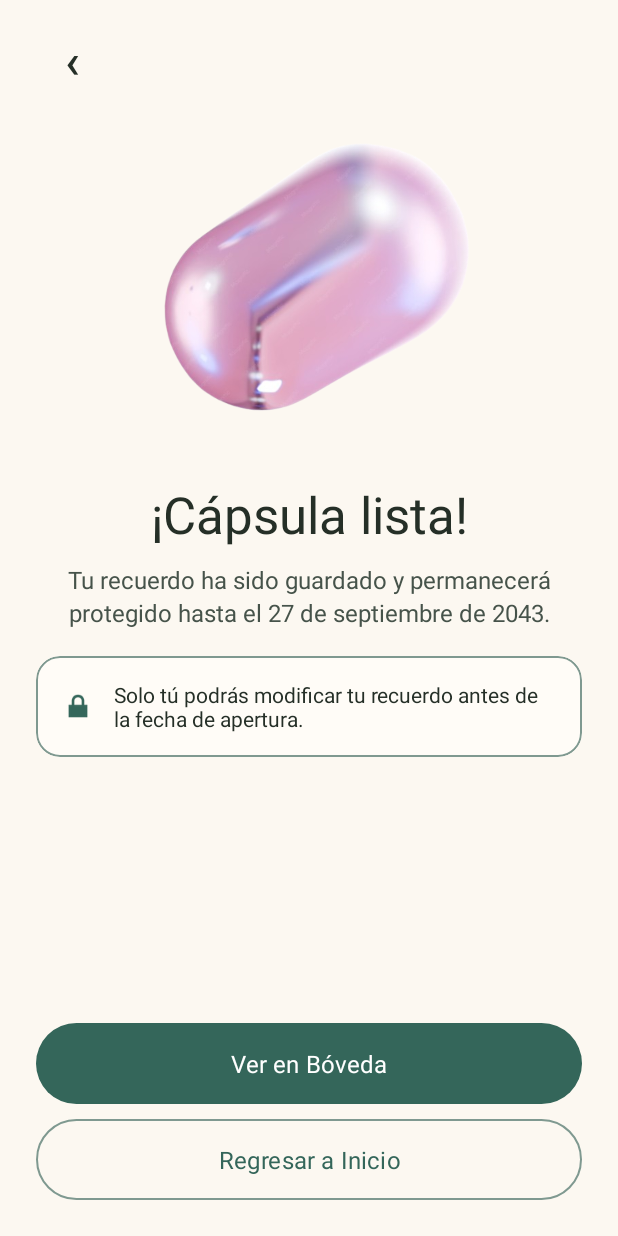
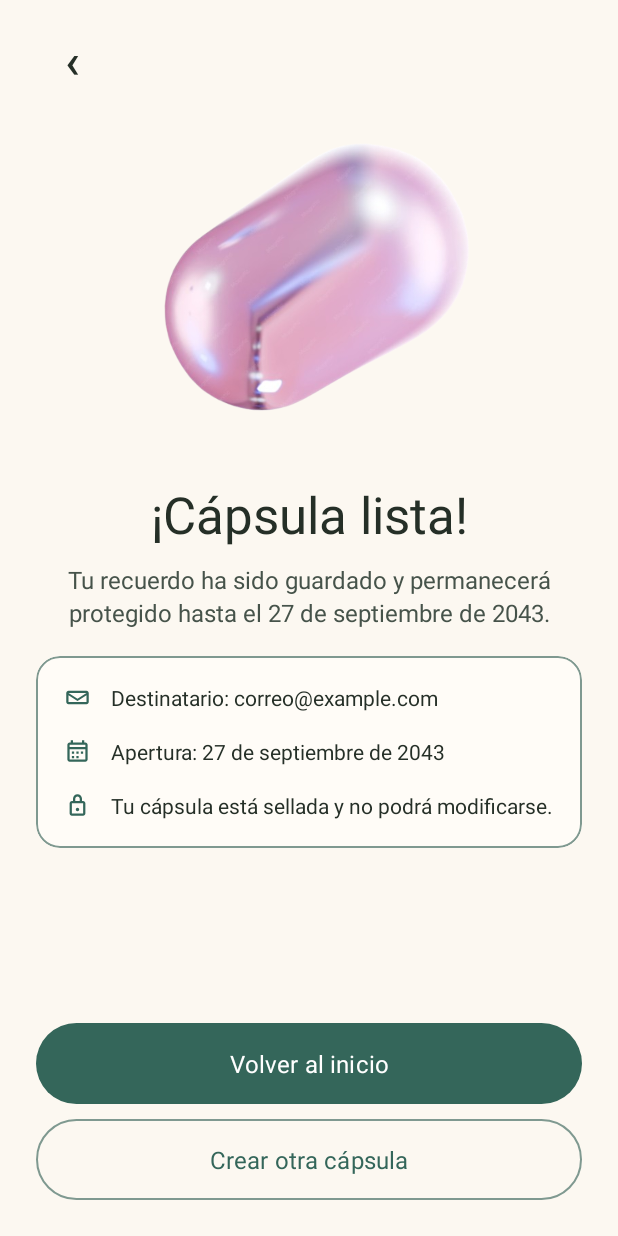
Before and after one commit to Ranphe/Capsly, an Android app: the layout screen_capsule_created.xml on its own in the app's theme, with its tools: preview values and no code run, on a phone screen of 412 x 824 dp. Run offline under Robolectric (Android 15) with nearby library versions, the phone set to English and light mode, and no system bars; Roboto replaces fonts that are not available here.

Commit message:
Add capsule creation confirmation screen and custom icons

```diff
--- a/app/src/main/java/com/ranphe/capsly/MainActivity.java
+++ b/app/src/main/java/com/ranphe/capsly/MainActivity.java
@@ -29,11 +29,16 @@ import com.ranphe.capsly.ui.access.AccessAdapter;
 import com.ranphe.capsly.ui.create.CreateMemoryScreen;
 import com.ranphe.capsly.ui.home.HomeScreen;
 import com.ranphe.capsly.ui.welcome.WelcomeScreen;
+import android.widget.TextView;
+import java.text.SimpleDateFormat;
+import java.util.Date;
+import java.util.Locale;
 
 public class MainActivity extends AppCompatActivity {
     public static final String EXTRA_OPEN_VAULT = "com.ranphe.capsly.extra.OPEN_VAULT";
     private boolean isOnAccessScreen = false;
     private boolean isOnCreateMemoryScreen = false;
+    private boolean isOnCapsuleCreatedScreen = false;
     private final UserSession userSession = new UserSession();
     private PhotoController photoController;
     private VideoController videoController;
@@ -89,7 +94,9 @@ public class MainActivity extends AppCompatActivity {
         getOnBackPressedDispatcher().addCallback(this, new OnBackPressedCallback(true) {
             @Override
             public void handleOnBackPressed() {
-                if (isOnCreateMemoryScreen) {
+                if (isOnCapsuleCreatedScreen) {
+                    showHome(userSession.getName());
+                } else if (isOnCreateMemoryScreen) {
                     showHome(userSession.getName());
                 } else if (isOnAccessScreen) {
                     showWelcome();
@@ -145,6 +152,7 @@ public class MainActivity extends AppCompatActivity {
         createMemoryScreen = null;
         isOnCreateMemoryScreen = false;
         isOnAccessScreen = false;
+        isOnCapsuleCreatedScreen = false;
         setContentView(R.layout.item_home_navigation);
         applyWindowInsets();
         HomeScreen.bind(this, name, userSession.getEmail(), this::showCreateMemory, this::signOut, userSession::updateName);
@@ -161,10 +169,29 @@ public class MainActivity extends AppCompatActivity {
 
     private void showCreateMemory() {
         isOnCreateMemoryScreen = true;
+        isOnCapsuleCreatedScreen = false;
         isOnAccessScreen = false;
         setContentView(R.layout.page_create_memory);
         applyWindowInsets();
-        createMemoryScreen = new CreateMemoryScreen(this, userSession, photoController, videoController, audioController, () -> showHome(userSession.getName()));
+        createMemoryScreen = new CreateMemoryScreen(this, userSession, photoController, videoController, audioController, () -> showHome(userSession.getName()), this::showCapsuleCreated);
+    }
+
+    private void showCapsuleCreated(String recipientEmail, long openingDate) {
+        clearMediaSelections();
+        createMemoryScreen = null;
+        isOnCreateMemoryScreen = false;
+        isOnAccessScreen = false;
+        isOnCapsuleCreatedScreen = true;
+        setContentView(R.layout.screen_capsule_created);
+        applyWindowInsets();
+        TextView recipientView = findViewById(R.id.tvDestinatarioCapsulaLista);
+        TextView dateView = findViewById(R.id.tvFechaAperturaCapsulaLista);
+        SimpleDateFormat dateFormat = new SimpleDateFormat("d 'de' MMMM 'de' yyyy", new Locale("es", "MX"));
+        recipientView.setText("Destinatario: " + recipientEmail);
+        dateView.setText("Apertura: " + dateFormat.format(new Date(openingDate)));
+        findViewById(R.id.btnRegresarCapsulaLista).setOnClickListener(view -> showHome(userSession.getName()));
+        findViewById(R.id.btnVolverInicioCapsulaLista).setOnClickListener(view -> showHome(userSession.getName()));
+        findViewById(R.id.btnCrearOtraCapsulaLista).setOnClickListener(view -> showCreateMemory());
     }
 
     private boolean isCreatingFormat(String format) {
--- a/app/src/main/java/com/ranphe/capsly/ui/create/CreateMemoryController.java
+++ b/app/src/main/java/com/ranphe/capsly/ui/create/CreateMemoryController.java
@@ -11,16 +11,17 @@ import com.ranphe.capsly.data.repository.CapsuleRepository;
 import com.ranphe.capsly.session.UserSession;
 import com.ranphe.capsly.config.DebugConfig;
 import java.util.Calendar;
+import java.util.function.BiConsumer;
 
 public final class CreateMemoryController {
     private final AppCompatActivity activity;
     private final UserSession userSession;
     private final CapsuleRepository repository;
-    private final Runnable onSaved;
+    private final BiConsumer<String, Long> onSaved;
     private long openingDate = -1;
     private boolean saving = false;
 
-    public CreateMemoryController(AppCompatActivity activity, UserSession userSession, CapsuleRepository repository, Runnable onSaved) {
+    public CreateMemoryController(AppCompatActivity activity, UserSession userSession, CapsuleRepository repository, BiConsumer<String, Long> onSaved) {
         this.activity = activity;
         this.userSession = userSession;
         this.repository = repository;
@@ -95,8 +96,7 @@ public final class CreateMemoryController {
                 if (activity.isFinishing() || activity.isDestroyed()) return;
                 if (result == CapsuleRepository.SaveResult.SUCCESS) {
                     saving = false;
-                    Toast.makeText(activity, "¡Cápsula guardada correctamente!", Toast.LENGTH_LONG).show();
-                    onSaved.run();
+                    onSaved.accept(recipientEmail, selectedOpeningDate);
                     return;
                 }
                 setSaving(false);
--- a/app/src/main/java/com/ranphe/capsly/ui/create/CreateMemoryScreen.java
+++ b/app/src/main/java/com/ranphe/capsly/ui/create/CreateMemoryScreen.java
@@ -10,6 +10,7 @@ import com.ranphe.capsly.media.audio.AudioController;
 import com.ranphe.capsly.media.photo.PhotoController;
 import com.ranphe.capsly.media.video.VideoController;
 import com.ranphe.capsly.session.UserSession;
+import java.util.function.BiConsumer;
 
 public final class CreateMemoryScreen {
     private final AppCompatActivity activity;
@@ -19,13 +20,13 @@ public final class CreateMemoryScreen {
     private final CreateMemoryController memoryController;
     private String selectedFormat = "";
 
-    public CreateMemoryScreen(AppCompatActivity activity, UserSession userSession, PhotoController photoController, VideoController videoController, AudioController audioController, Runnable onReturnHome) {
+    public CreateMemoryScreen(AppCompatActivity activity, UserSession userSession, PhotoController photoController, VideoController videoController, AudioController audioController, Runnable onReturnHome, BiConsumer<String, Long> onSaved) {
         this.activity = activity;
         this.photoController = photoController;
         this.videoController = videoController;
         this.audioController = audioController;
         CapsuleRepository repository = new CapsuleRepository(activity.getApplicationContext());
-        memoryController = new CreateMemoryController(activity, userSession, repository, onReturnHome);
+        memoryController = new CreateMemoryController(activity, userSession, repository, onSaved);
         bind(onReturnHome);
     }
 
--- /dev/null
+++ b/app/src/main/res/drawable/ic_capsule_calendar.xml
@@ -0,0 +1,3 @@
+<vector xmlns:android="http://schemas.android.com/apk/res/android" android:width="24dp" android:height="24dp" android:viewportWidth="24" android:viewportHeight="24">
+    <path android:fillColor="#34665A" android:pathData="M19,4H18V2H16V4H8V2H6V4H5C3.9,4 3,4.9 3,6V19C3,20.1 3.9,21 5,21H19C20.1,21 21,20.1 21,19V6C21,4.9 20.1,4 19,4ZM19,19H5V10H19V19ZM19,8H5V6H19V8ZM7,12H9V14H7V12ZM11,12H13V14H11V12ZM15,12H17V14H15V12ZM7,16H9V18H7V16ZM11,16H13V18H11V16Z"/>
+</vector>
--- /dev/null
+++ b/app/src/main/res/drawable/ic_capsule_lock.xml
@@ -0,0 +1,3 @@
+<vector xmlns:android="http://schemas.android.com/apk/res/android" android:width="24dp" android:height="24dp" android:viewportWidth="24" android:viewportHeight="24">
+    <path android:fillColor="#34665A" android:pathData="M17,8H16V6C16,3.8 14.2,2 12,2C9.8,2 8,3.8 8,6V8H7C5.9,8 5,8.9 5,10V19C5,20.1 5.9,21 7,21H17C18.1,21 19,20.1 19,19V10C19,8.9 18.1,8 17,8ZM10,6C10,4.9 10.9,4 12,4C13.1,4 14,4.9 14,6V8H10V6ZM17,19H7V10H17V19ZM12,17C11.2,17 10.5,16.3 10.5,15.5C10.5,14.7 11.2,14 12,14C12.8,14 13.5,14.7 13.5,15.5C13.5,16.3 12.8,17 12,17Z"/>
+</vector>
--- /dev/null
+++ b/app/src/main/res/drawable/ic_capsule_mail.xml
@@ -0,0 +1,3 @@
+<vector xmlns:android="http://schemas.android.com/apk/res/android" android:width="24dp" android:height="24dp" android:viewportWidth="24" android:viewportHeight="24">
+    <path android:fillColor="#34665A" android:pathData="M20,6H4C2.9,6 2,6.9 2,8V16C2,17.1 2.9,18 4,18H20C21.1,18 22,17.1 22,16V8C22,6.9 21.1,6 20,6ZM20,8L12,13L4,8H20ZM20,16H4V10L12,15L20,10V16Z"/>
+</vector>
--- a/app/src/main/res/layout/screen_capsule_created.xml
+++ b/app/src/main/res/layout/screen_capsule_created.xml
@@ -64,7 +64,7 @@
             android:layout_marginTop="10dp"
             android:gravity="center"
             android:lineSpacingExtra="3dp"
-            android:text="Tu recuerdo ha sido guardado y permanecerá protegido hasta la fecha de apertura."
+            android:text="Tu cápsula ha quedado guardada para su destinatario y permanecerá protegida hasta la fecha de apertura."
             android:textColor="#46534A"
             android:textSize="16sp"
             tools:text="Tu recuerdo ha sido guardado y permanecerá protegido hasta el 27 de septiembre de 2043." />
@@ -82,26 +82,102 @@
             <LinearLayout
                 android:layout_width="match_parent"
                 android:layout_height="wrap_content"
-                android:gravity="center_vertical"
-                android:orientation="horizontal"
+                android:orientation="vertical"
                 android:padding="16dp">
 
-                <ImageView
+                <LinearLayout
+                    android:layout_width="match_parent"
+                    android:layout_height="wrap_content"
+                    android:gravity="center_vertical"
+                    android:orientation="horizontal">
+
+                    <FrameLayout
                         android:layout_width="24dp"
                         android:layout_height="24dp"
-                    android:layout_marginEnd="12dp"
+                        android:layout_marginEnd="10dp">
+
+                        <ImageView
+                            android:layout_width="18dp"
+                            android:layout_height="18dp"
+                            android:layout_gravity="center"
                             android:contentDescription="@null"
-                    android:scaleType="fitCenter"
-                    app:srcCompat="@android:drawable/ic_lock_lock"
-                    app:tint="#34665A" />
+                            android:src="@drawable/ic_capsule_mail" />
+
+                    </FrameLayout>
+
+                    <TextView
+                        android:id="@+id/tvDestinatarioCapsulaLista"
+                        android:layout_width="0dp"
+                        android:layout_height="wrap_content"
+                        android:layout_weight="1"
+                        android:text="Destinatario: correo@example.com"
+                        android:textColor="#252F27"
+                        android:textSize="14sp" />
+
+                </LinearLayout>
+
+                <LinearLayout
+                    android:layout_width="match_parent"
+                    android:layout_height="wrap_content"
+                    android:layout_marginTop="12dp"
+                    android:gravity="center_vertical"
+                    android:orientation="horizontal">
+
+                    <FrameLayout
+                        android:layout_width="24dp"
+                        android:layout_height="24dp"
+                        android:layout_marginEnd="10dp">
+
+                        <ImageView
+                            android:layout_width="18dp"
+                            android:layout_height="18dp"
+                            android:layout_gravity="center"
+                            android:contentDescription="@null"
+                            android:src="@drawable/ic_capsule_calendar" />
+
+                    </FrameLayout>
+
+                    <TextView
+                        android:id="@+id/tvFechaAperturaCapsulaLista"
+                        android:layout_width="0dp"
+                        android:layout_height="wrap_content"
+                        android:layout_weight="1"
+                        android:text="Apertura: 27 de septiembre de 2043"
+                        android:textColor="#252F27"
+                        android:textSize="14sp" />
+
+                </LinearLayout>
+
+                <LinearLayout
+                    android:layout_width="match_parent"
+                    android:layout_height="wrap_content"
+                    android:layout_marginTop="12dp"
+                    android:gravity="center_vertical"
+                    android:orientation="horizontal">
+
+                    <FrameLayout
+                        android:layout_width="24dp"
+                        android:layout_height="24dp"
+                        android:layout_marginEnd="10dp">
+
+                        <ImageView
+                            android:layout_width="18dp"
+                            android:layout_height="18dp"
+                            android:layout_gravity="center"
+                            android:contentDescription="@null"
+                            android:src="@drawable/ic_capsule_lock" />
+
+                    </FrameLayout>
 
                     <TextView
                         android:layout_width="0dp"
                         android:layout_height="wrap_content"
                         android:layout_weight="1"
-                    android:text="Solo tú podrás modificar tu recuerdo antes de la fecha de apertura."
+                        android:text="Tu cápsula está sellada y no podrá modificarse."
                         android:textColor="#252F27"
                         android:textSize="14sp" />
+
+                </LinearLayout>
 
             </LinearLayout>
 
@@ -113,7 +189,7 @@
             android:layout_weight="1" />
 
         <com.google.android.material.button.MaterialButton
-            android:id="@+id/btnVerEnBoveda"
+            android:id="@+id/btnVolverInicioCapsulaLista"
             android:layout_width="match_parent"
             android:layout_height="wrap_content"
             android:elevation="0dp"
@@ -122,7 +198,7 @@
             android:insetBottom="0dp"
             android:minHeight="54dp"
             android:stateListAnimator="@null"
-            android:text="Ver en Bóveda"
+            android:text="Volver al inicio"
             android:textAllCaps="false"
             android:textColor="#FFFFFF"
             android:textSize="16sp"
@@ -130,7 +206,7 @@
             app:cornerRadius="27dp" />
 
         <com.google.android.material.button.MaterialButton
-            android:id="@+id/btnRegresarInicio"
+            android:id="@+id/btnCrearOtraCapsulaLista"
             android:layout_width="match_parent"
             android:layout_height="wrap_content"
             android:layout_marginTop="10dp"
@@ -140,7 +216,7 @@
             android:insetBottom="0dp"
             android:minHeight="54dp"
             android:stateListAnimator="@null"
-            android:text="Regresar a Inicio"
+            android:text="Crear otra cápsula"
             android:textAllCaps="false"
             android:textColor="#34665A"
             android:textSize="16sp"
```
Lines whose indentation alone changed are shown as unchanged.
